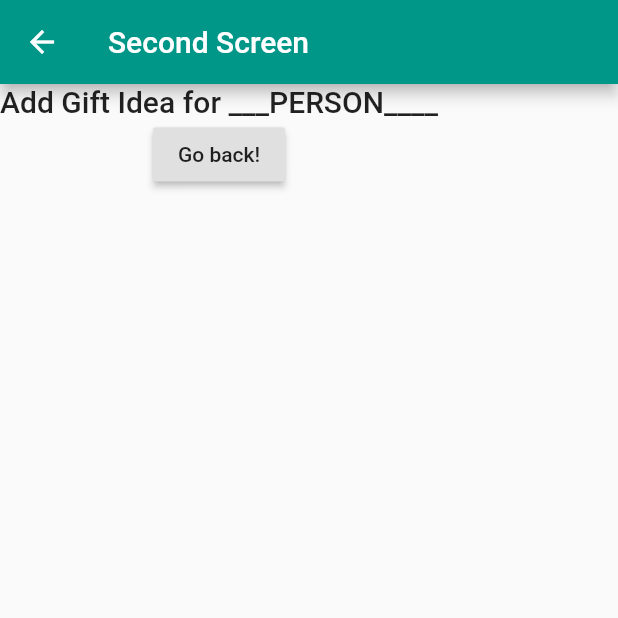
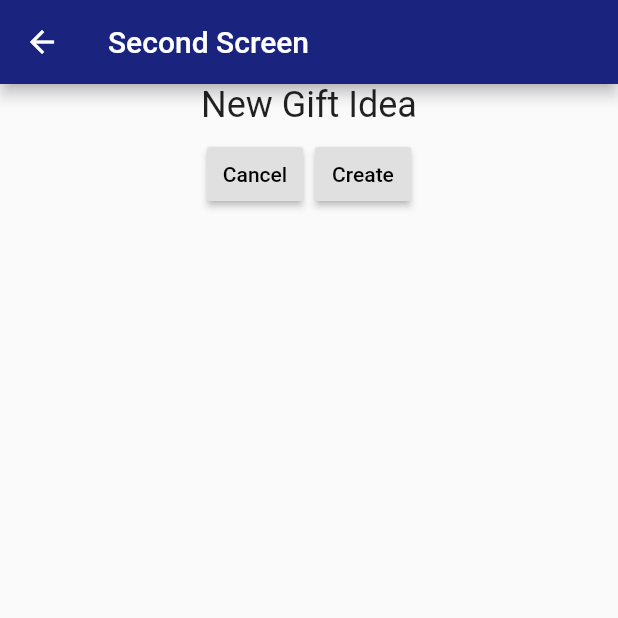
Before and after one commit to dran5447/GiftAssist, a Flutter app: the screen it shows after launch, after a tap on the "add" icon, on a phone screen of 412 x 824 dp, the top half of it. Run offline on Flutter 3.47's test engine with Material 2 defaults, Android fonts, the phone set to English and light mode, and no system bars.

Commit message:
cleanup and dates
TODO fix date miscalc

```diff
--- a/lib/addgiftideapage.dart
+++ b/lib/addgiftideapage.dart
@@ -12,14 +12,55 @@ class AddGiftIdeaScreen extends StatelessWidget {
       body: Column(
         children: <Widget>[
           Text(
-            'Add Gift Idea for ___PERSON____',
-            style: Theme.of(context).textTheme.title,
+            'New Gift Idea',
+            style: Theme.of(context).textTheme.headline,
           ),
-          RaisedButton(
-            onPressed: () {
-              Navigator.pop(context);
-            },
-            child: Text('Go back!'),
+          ButtonBar(
+            alignment: MainAxisAlignment.center,
+            children: <Widget>[
+              RaisedButton(
+                onPressed: () {
+                  //Confirm changes lost
+                    showDialog(
+                      barrierDismissible: false,
+                      context: context,
+                      child: new SimpleDialog(
+                        title: new Column(
+                          children: <Widget>[
+                            new Text("GridView"),
+                            new Icon(
+                              Icons.favorite,
+                              color: Colors.green,
+                            ),
+                          ],
+                        ),
+                        children: <Widget>[
+                            SimpleDialogOption(
+                              onPressed: ()
+                              {
+                                //TODO navigate away
+                                //Navigator.pop(context, Department.treasury);
+                              },
+                              child: const Text('Confirm'),
+                            ),
+                            SimpleDialogOption(
+                              onPressed: () { Navigator.pop(context); },
+                              child: const Text('Cancel'),
+                            ),
+                          ],
+                      ),
+                    );
+                  Navigator.pop(context);
+                },
+                child: Text('Cancel'),
+              ),
+              RaisedButton(
+                onPressed: () {
+                  Navigator.pop(context);
+                },
+                child: Text('Create'),
+              ),
+            ],
           ),
         ],
       ),
--- a/lib/main.dart
+++ b/lib/main.dart
@@ -2,7 +2,9 @@ import 'package:flutter/material.dart';
 import 'personpage.dart';
 import 'addgiftideapage.dart';
 import 'objectmodel.dart';
+import 'sharedhelpers.dart';
 
+import 'dart:math';
 
 void main() => runApp(MyApp());
 
@@ -12,8 +14,10 @@ class MyApp extends StatelessWidget {
     return MaterialApp(
       title: 'Gift Assist',
       theme: ThemeData(
-        primarySwatch: Colors.teal,
-        accentColor: Colors.tealAccent
+        primarySwatch: Colors.indigo,
+        primaryColor: Colors.indigo.shade900,
+        unselectedWidgetColor: Colors.grey.shade200,
+        accentColor: Colors.pinkAccent.shade200,   //or cyanAccent.shade400 //TODO add option
       ),
       home: HomePage(title: 'Gift Assist'),
     );
@@ -30,10 +34,11 @@ class HomePage extends StatefulWidget {
 }
 
 class _HomeState extends State<HomePage>{
+  static Random random = new Random();
   final List<Event> events = List<Event>.generate(
     15,
     (i) => Event(
-      new DateTime.now(),
+      new DateTime(2018, random.nextInt(12), random.nextInt(31)),//.now(),
           'title $i',
           'A description for $i',
         ),
@@ -61,15 +66,6 @@ class _HomeState extends State<HomePage>{
         ),
   );
 
-  String getInitials(String name){
-    var nameList = name.split(" ");
-    String initials = '';
-    nameList.forEach(
-      (element) => initials+=element.substring(0,1)
-    );
-    return initials;
-  }
-
   @override
   Widget build(BuildContext context) {
     return Scaffold(
@@ -78,12 +74,20 @@ class _HomeState extends State<HomePage>{
       ),
       body: Column(
         children: <Widget>[
+          Padding(
+            padding: EdgeInsets.only(top: 20),
+            child: Text
+            (
+              'Upcoming Events',
+              style: Theme.of(context).textTheme.headline,
+            ),
+          ),
           new Expanded(
             child: ListView.builder(
               itemCount: events.length,
               itemBuilder: (context, index) {
                 return ListTile(
-                  leading: Text(events[index].date.toString()),
+                  leading: Text(Helpers.informalDate(events[index].date) + ":" + Helpers.simplifyDate(events[index].date)),
                   title: Text(events[index].title),
                   onTap: () { /* react to the tile being tapped */ },
                 );
@@ -91,6 +95,14 @@ class _HomeState extends State<HomePage>{
             ),
           ),
           Divider(),
+          Padding(
+            padding: EdgeInsets.only(top: 20, bottom: 10),
+            child: Text
+            (
+              'People',
+              style: Theme.of(context).textTheme.headline,
+            ),
+          ),
           new Expanded(
             child: GridView.builder(
               itemCount: people.length,
@@ -105,8 +117,8 @@ class _HomeState extends State<HomePage>{
                         Padding(
                           padding: EdgeInsets.only(bottom: 30.0),
                           child: CircleAvatar(
-                            backgroundColor: Colors.tealAccent.shade700,
-                            child: Text(getInitials(people[index].name)),
+                            backgroundColor: Theme.of(context).unselectedWidgetColor,
+                            child: Text(Helpers.getInitials(people[index].name)),
                             minRadius: 50,
                           ),
                         ),
@@ -123,36 +135,6 @@ class _HomeState extends State<HomePage>{
                       context,
                       MaterialPageRoute(builder: (context) => PersonPage(personName: people[index].name,)),
                     );
-
-                    // showDialog(
-                    //   barrierDismissible: false,
-                    //   context: context,
-                    //   child: new SimpleDialog(
-                    //     title: new Column(
-                    //       children: <Widget>[
-                    //         new Text("GridView"),
-                    //         new Icon(
-                    //           Icons.favorite,
-                    //           color: Colors.green,
-                    //         ),
-                    //       ],
-                    //     ),
-                    //     children: <Widget>[
-                    //         SimpleDialogOption(
-                    //           onPressed: ()
-                    //           {
-                    //             //TODO navigate away
-                    //             //Navigator.pop(context, Department.treasury);
-                    //           },
-                    //           child: const Text('Confirm'),
-                    //         ),
-                    //         SimpleDialogOption(
-                    //           onPressed: () { Navigator.pop(context); },
-                    //           child: const Text('Cancel'),
-                    //         ),
-                    //       ],
-                    //   ),
-                    // );
                   },
                 );
               },
--- a/lib/personpage.dart
+++ b/lib/personpage.dart
@@ -1,6 +1,7 @@
 import 'package:flutter/material.dart';
 import 'addgiftideapage.dart';
 import 'objectmodel.dart';
+import 'sharedhelpers.dart';
 
 
 class PersonPage extends StatefulWidget {
@@ -41,8 +42,8 @@ class _IdeasState extends State<PersonPage> {
                 Padding(
                   padding: EdgeInsets.only(right: 30.0),
                   child: CircleAvatar(
-                    backgroundColor: Colors.tealAccent.shade700,
-                    child: Text(getInitials(widget.personName)),
+                    backgroundColor: Theme.of(context).unselectedWidgetColor,
+                    child: Text(Helpers.getInitials(widget.personName)),
                     minRadius: 50,
                   ),
                 ),
@@ -54,17 +55,23 @@ class _IdeasState extends State<PersonPage> {
               ],
             ),
           ),
-          Text(
-            'Events',
-            style: Theme.of(context).textTheme.subhead,
+          Padding(
+            padding: EdgeInsets.only(bottom: 10),
+            child: Text(
+              'Events',
+              style: Theme.of(context).textTheme.headline,
+            ),
           ),
 
           //TODO add key dates section here
 
           Divider(),
-          Text(
-            'Gift Ideas',
-            style: Theme.of(context).textTheme.subhead,
+          Padding(
+            padding: EdgeInsets.only(top: 20, bottom: 10),
+            child: Text(
+              'Gift Ideas',
+              style: Theme.of(context).textTheme.headline,
+            ),
           ),
           new Expanded(
             child: ListView.builder(
@@ -88,13 +95,4 @@ class _IdeasState extends State<PersonPage> {
       ),
     );
   }
-
-  String getInitials(String name){
-    var nameList = name.split(" ");
-    String initials = '';
-    nameList.forEach(
-      (element) => initials+=element.substring(0,1)
-    );
-    return initials;
-  }
 }
--- /dev/null
+++ b/lib/sharedhelpers.dart
@@ -0,0 +1,93 @@
+import 'package:intl/intl.dart';
+
+class Helpers{
+
+  static String getInitials(String name){
+    var nameList = name.split(" ");
+    String initials = '';
+    nameList.forEach(
+      (element) => initials+=element.substring(0,1)
+    );
+    return initials;
+  }
+
+  static String simplifyDate(DateTime date){
+    return new DateFormat('MM/dd/yyy').format(date);
+  }
+
+  static String informalDate(DateTime date){
+    var today = DateTime.now();
+
+    String month;
+      switch (date.month) {
+        case 1:
+          month = "January";
+          break;
+        case 2:
+          month = "February";
+          break;
+        case 3:
+          month = "March";
+          break;
+        case 4:
+          month = "April";
+          break;
+        case 5:
+          month = "May";
+          break;
+        case 6:
+          month = "June";
+          break;
+        case 7:
+          month = "July";
+          break;
+        case 8:
+          month = "August";
+          break;
+        case 9:
+          month = "September";
+          break;
+        case 10:
+          month = "October";
+          break;
+        case 11:
+          month = "November";
+          break;
+        case 12:
+          month = "December";
+          break;
+      }
+
+    Duration difference = today.difference(date);
+
+    if (difference.inDays > -1 &&  difference.inHours < -24) {
+      return "Today";
+    } else if (difference.inDays > -1) {
+      return "Past";
+    } else if (difference.inDays > -2 && difference.inHours < -24) {
+      return "Tomorrow";
+    } else if (difference.inDays > -7) {
+      switch (date.weekday) {
+        case 1:
+          return "Monday";
+        case 2:
+          return "Tuesday";
+        case 3:
+          return "Wednesday";
+        case 4:
+          return "Thurdsday";
+        case 5:
+          return "Friday";
+        case 6:
+          return "Saturday";
+        case 7:
+          return "Sunday";
+      }
+    } else if (date.year == today.year) {
+      return '${date.day} $month';
+    } else {
+      return '${date.day} $month ${date.year}';
+    }
+    return "";
+  }
+}
--- a/pubspec.yaml
+++ b/pubspec.yaml
@@ -19,6 +19,9 @@ dependencies:
   # The following adds the Cupertino Icons font to your application.
   # Use with the CupertinoIcons class for iOS style icons.
   cupertino_icons: ^0.1.2
+
+  # Date formatting
+  intl: ^0.15.7
 
 dev_dependencies:
   flutter_test:
```
Also changed, not shown: pubspec.lock, 124 other files.
